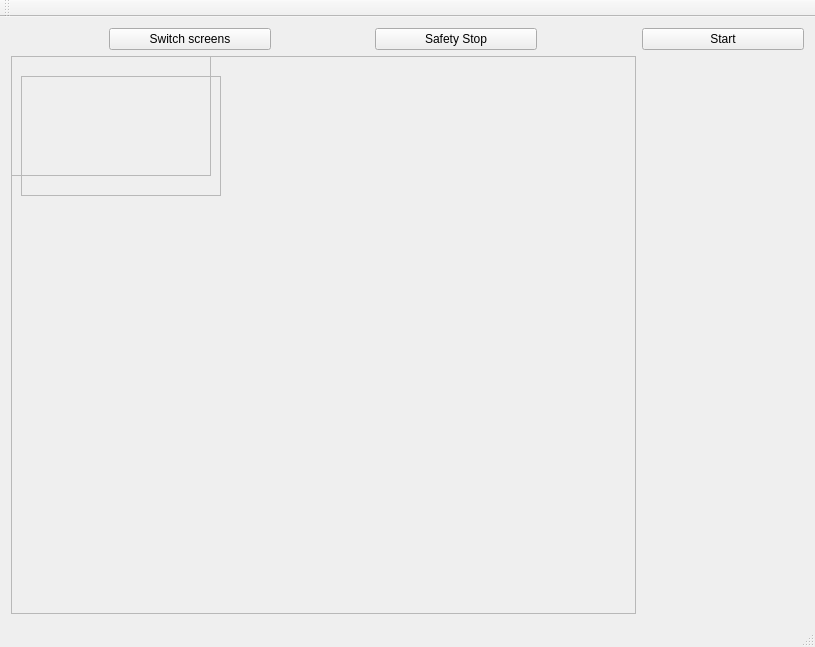
First picture: the form in demoRMR-all-all-in_with_skeleton/demoRMR/mainwindow.ui, repository silviamartisova/HMIvROB, before the edit.
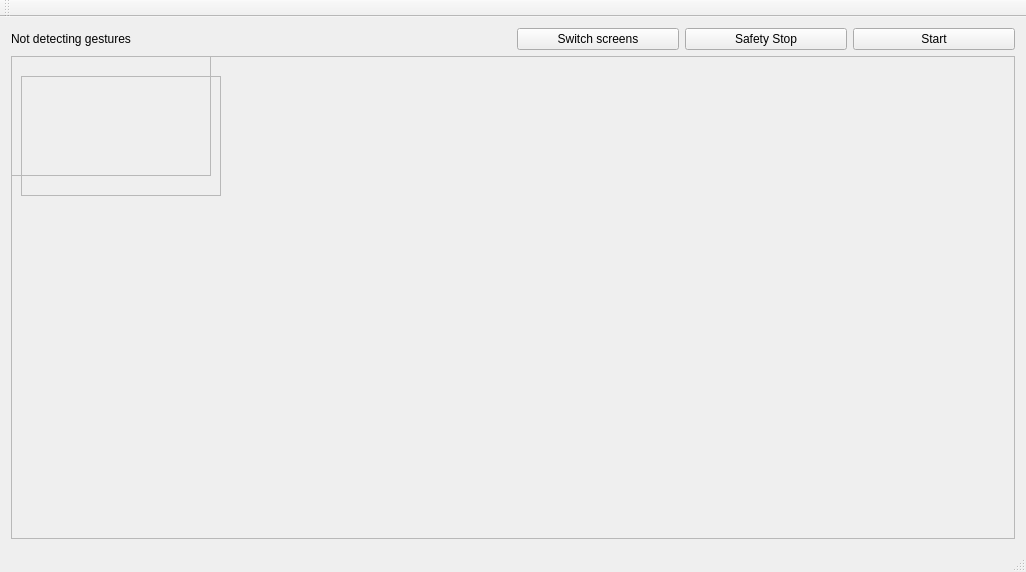
Second picture: the form after the edit.

Patch:
```diff
--- a/demoRMR-all-all-in_with_skeleton/demoRMR/mainwindow.ui
+++ b/demoRMR-all-all-in_with_skeleton/demoRMR/mainwindow.ui
@@ -6,8 +6,8 @@
    <rect>
     <x>0</x>
     <y>0</y>
-    <width>815</width>
-    <height>647</height>
+    <width>1026</width>
+    <height>572</height>
    </rect>
   </property>
   <property name="windowTitle">
@@ -15,8 +15,11 @@
   </property>
   <widget class="QWidget" name="centralWidget">
    <layout class="QGridLayout" name="gridLayout">
-    <item row="2" column="0">
+    <item row="2" column="0" colspan="2">
      <widget class="QFrame" name="frame">
+      <property name="enabled">
+       <bool>true</bool>
+      </property>
       <property name="sizePolicy">
        <sizepolicy hsizetype="MinimumExpanding" vsizetype="Expanding">
         <horstretch>0</horstretch>
@@ -25,8 +28,8 @@
       </property>
       <property name="minimumSize">
        <size>
-        <width>600</width>
-        <height>450</height>
+        <width>426</width>
+        <height>240</height>
        </size>
       </property>
       <property name="frameShape">
@@ -93,9 +96,47 @@
       </widget>
      </widget>
     </item>
-    <item row="1" column="1">
-     <layout class="QVBoxLayout" name="verticalLayout">
-      <item>
+    <item row="1" column="0" colspan="2">
+     <layout class="QGridLayout" name="gridLayout_2">
+      <item row="0" column="2">
+       <widget class="QPushButton" name="pushButton_7">
+        <property name="sizePolicy">
+         <sizepolicy hsizetype="Fixed" vsizetype="Fixed">
+          <horstretch>0</horstretch>
+          <verstretch>0</verstretch>
+         </sizepolicy>
+        </property>
+        <property name="minimumSize">
+         <size>
+          <width>162</width>
+          <height>0</height>
+         </size>
+        </property>
+        <property name="text">
+         <string>Safety Stop</string>
+        </property>
+       </widget>
+      </item>
+      <item row="0" column="1">
+       <widget class="QPushButton" name="pushButton_8">
+        <property name="sizePolicy">
+         <sizepolicy hsizetype="Fixed" vsizetype="Fixed">
+          <horstretch>0</horstretch>
+          <verstretch>0</verstretch>
+         </sizepolicy>
+        </property>
+        <property name="minimumSize">
+         <size>
+          <width>162</width>
+          <height>0</height>
+         </size>
+        </property>
+        <property name="text">
+         <string>Switch screens</string>
+        </property>
+       </widget>
+      </item>
+      <item row="0" column="3">
        <widget class="QPushButton" name="pushButton_9">
         <property name="enabled">
          <bool>true</bool>
@@ -117,45 +158,10 @@
         </property>
        </widget>
       </item>
-     </layout>
-    </item>
-    <item row="1" column="0">
-     <layout class="QGridLayout" name="gridLayout_2">
       <item row="0" column="0">
-       <widget class="QPushButton" name="pushButton_8">
-        <property name="sizePolicy">
-         <sizepolicy hsizetype="Fixed" vsizetype="Fixed">
-          <horstretch>0</horstretch>
-          <verstretch>0</verstretch>
-         </sizepolicy>
-        </property>
-        <property name="minimumSize">
-         <size>
-          <width>162</width>
-          <height>0</height>
-         </size>
-        </property>
+       <widget class="QLabel" name="lblStatus">
         <property name="text">
-         <string>Switch screens</string>
-        </property>
-       </widget>
-      </item>
-      <item row="0" column="1">
-       <widget class="QPushButton" name="pushButton_7">
-        <property name="sizePolicy">
-         <sizepolicy hsizetype="Fixed" vsizetype="Fixed">
-          <horstretch>0</horstretch>
-          <verstretch>0</verstretch>
-         </sizepolicy>
-        </property>
-        <property name="minimumSize">
-         <size>
-          <width>162</width>
-          <height>0</height>
-         </size>
-        </property>
-        <property name="text">
-         <string>Safety Stop</string>
+         <string>Not detecting gestures</string>
         </property>
        </widget>
       </item>
```
Left out of the diff: 2 changed lines with no effect on the pictures.
